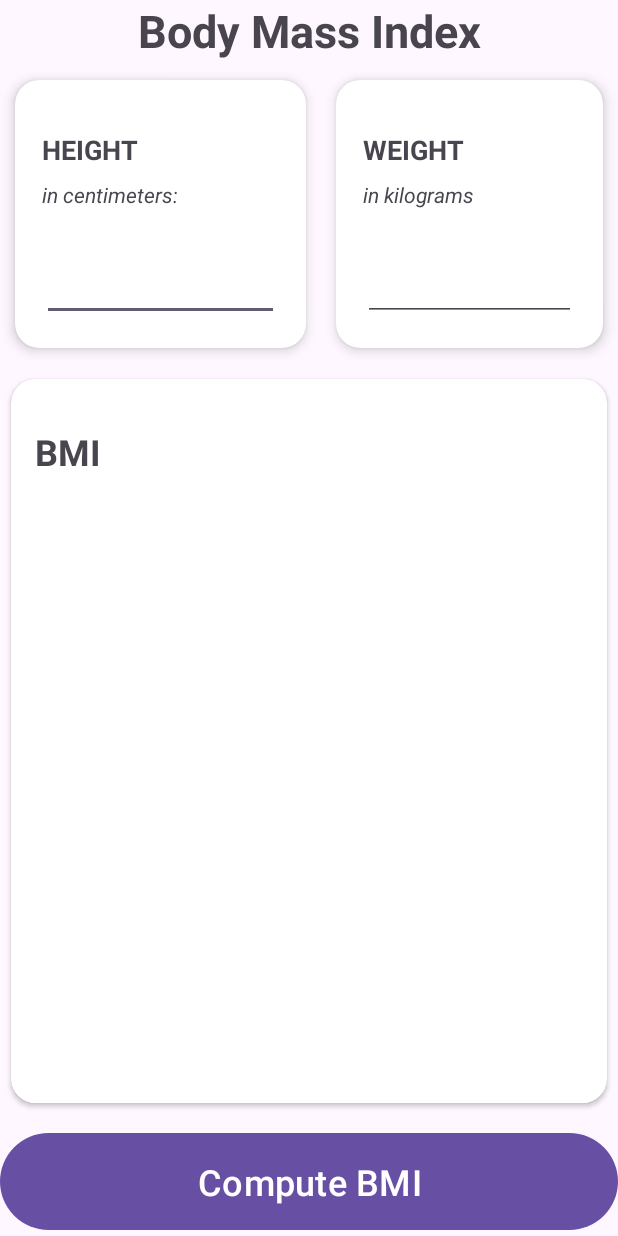
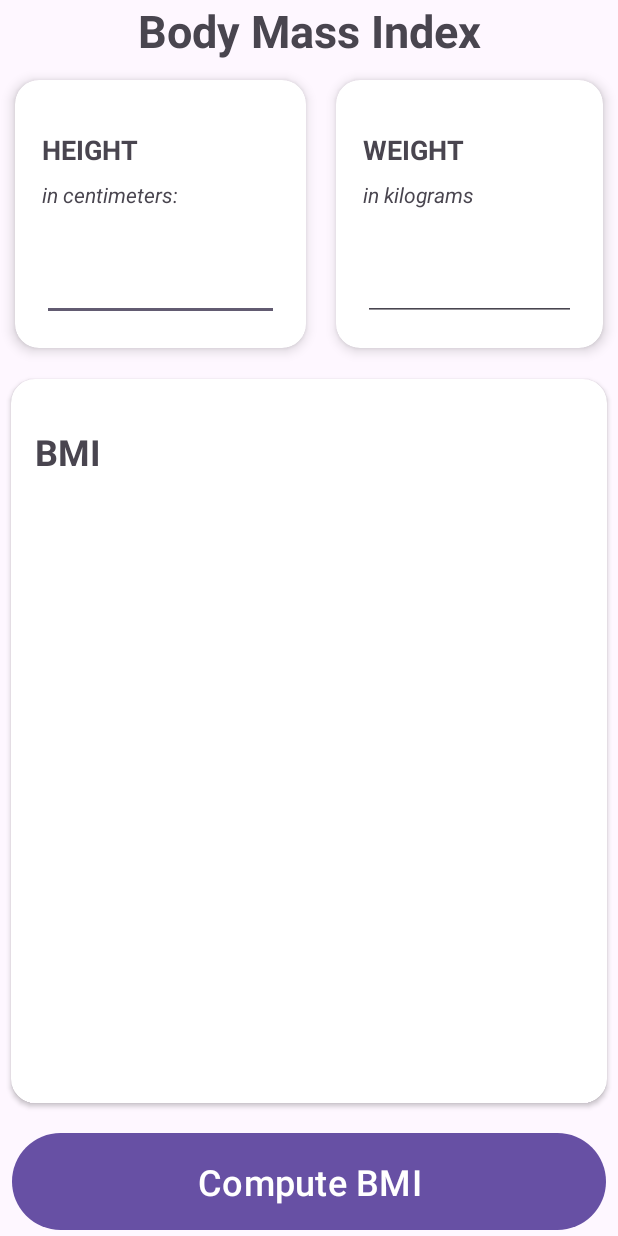
Before and after one commit to rafapuig/PMDM_2024_Segundo_Cuatrimestre, an Android app: the screen it shows after launch (MainActivity), after a tap on "Compute BMI", on a phone screen of 412 x 824 dp. Run offline under Robolectric (Android 15) with nearby library versions, the phone set to English and light mode, and no system bars; our stand-ins replace data binding; 2 statements that could not run were skipped.

```diff
--- a/bmi/src/main/java/es/rafapuig/bmi/ui/BmiViewModel.kt
+++ b/bmi/src/main/java/es/rafapuig/bmi/ui/BmiViewModel.kt
@@ -41,19 +41,21 @@ class BmiViewModel(
 
     val BMI_KEY = "BMI Saved Value"
 
-    private val _bmi = savedStateHandle.getLiveData<Double>(BMI_KEY)
+    private val _bmi = savedStateHandle.getLiveData<Double>(BMI_KEY) //,Double.NaN)
     val bmi: LiveData<Double> = _bmi
 
     private val _computingBMI = MutableLiveData(false)
     val computingBMI: LiveData<Boolean> = _computingBMI
 
-    private val _bmiState = MutableLiveData<BmiState>()
-    val bmiState :LiveData<BmiState> = _bmiState
+    private val _bmiState = MutableLiveData<BmiState?>()
+    val bmiState :LiveData<BmiState?> = _bmiState
 
     init {
         viewModelScope.launch {
             bmi.asFlow().collect {
-                _bmiState.value = bmi.value?.let { repository.getQualitativeBMI(it) }
+                _bmiState.value = bmi.value?.let {
+                    if(it.isFinite()) repository.getQualitativeBMI(it) else null
+                }
             }
         }
     }
@@ -99,11 +101,11 @@ class BmiViewModel(
             withContext(Dispatchers.Main) {
                 Log.i("RAFA", "${currentThread().name}: Actualizando BMI")
                 _computingBMI.value = false
-                if (!result.isNaN()) {
+                //if (!result.isNaN()) {
                     _bmi.value = result
                     //_bmiState.value = getResult()
                     savedStateHandle[BMI_KEY] = bmi.value
-                }
+                //}
             }
         }
 
--- a/bmi/src/main/java/es/rafapuig/bmi/ui/MainActivity.kt
+++ b/bmi/src/main/java/es/rafapuig/bmi/ui/MainActivity.kt
@@ -68,9 +68,9 @@ class MainActivity : AppCompatActivity() {
         binding.mainViewModel = viewModel
 
 
-        setContentView(binding.root)
+        setContentView(binding.main)
 
-        ViewCompat.setOnApplyWindowInsetsListener(binding.root) { v, insets ->
+        ViewCompat.setOnApplyWindowInsetsListener(binding.main) { v, insets ->
             val systemBars = insets.getInsets(WindowInsetsCompat.Type.systemBars())
             v.setPadding(systemBars.left, systemBars.top, systemBars.right, systemBars.bottom)
             insets
--- a/bmi/src/main/res/layout/activity_main.xml
+++ b/bmi/src/main/res/layout/activity_main.xml
@@ -80,6 +80,7 @@
                             android:inputType="numberDecimal"
                             android:maxLines="1"
                             android:singleLine="true"
+                            android:textColor='@{mainViewModel.bmi.isNaN() || mainViewModel.bmi.isInfinite() ? @color/red : @color/black}'
                             android:textSize="40sp" />
 
                     </LinearLayout>
@@ -125,6 +126,7 @@
                             android:labelFor="@+id/weight_label"
                             android:maxLines="1"
                             android:singleLine="true"
+                            android:textColor='@{mainViewModel.bmi.isNaN()  ? @color/red : @color/black}'
                             android:textSize="40sp" />
 
                     </LinearLayout>
@@ -163,11 +165,18 @@
                         android:layout_weight="2"
                         android:gravity="center"
                         android:saveEnabled="true"
+                        tools:textColor="@color/red"
+
                         android:text="@{BmiStateConverterKt.toString(mainViewModel.bmi, context)}"
+                        android:textColor='@{resultadoNumber.text.equals(@string/non_valid) ? @color/red : @color/black}'
+
                         android:textAlignment="center"
                         android:textSize="80sp"
+                        tools:text="18" />
 
-                        tools:text="18" />
+<!--                    android:textColor='@{mainViewModel.bmi.isInfinite() || mainViewModel.bmi.isNaN() ? @color/red : @color/black}'-->
+
+                    <!--                    android:text="@{context.getString(BmiStateConverterKt.toStringResource(mainViewModel.bmi),mainViewModel.bmi)}"-->
 
                     <!--                    android:text="@{context.getString(BmiStateConverterKt.toStringResource(mainViewModel.bmi),mainViewModel.bmi)}"-->
                     <!--                    android:text='@{mainViewModel.bmi != null ?  @string/format_bmi(mainViewModel.bmi) : @string/empty }'-->
@@ -206,6 +215,7 @@
             android:layout_width="match_parent"
             android:layout_height="wrap_content"
             android:layout_marginTop="8dp"
+            android:layout_marginHorizontal="8dp"
             android:padding="16dp"
             android:text="@string/compute_bmi"
             android:textSize="24sp" />
--- a/bmi/src/main/res/values/colors.xml
+++ b/bmi/src/main/res/values/colors.xml
@@ -2,4 +2,6 @@
 <resources>
     <color name="black">#FF000000</color>
     <color name="white">#FFFFFFFF</color>
+    <color name="red">#E91E63</color>
+
 </resources>
--- a/bmi/src/main/res/values/strings.xml
+++ b/bmi/src/main/res/values/strings.xml
@@ -16,5 +16,6 @@
     <string name="obesity">Obesity</string>
     <string name="empty" translatable="false"/>
     <string name="format_bmi" translatable="false">"%1$.1f"</string>
+    <string name="non_valid" translatable="false">Error</string>
 
 </resources>
```
Also changed, not shown: bmi/src/main/java/es/rafapuig/bmi/ui/BmiStateConverter.kt (+12 -6 lines).
